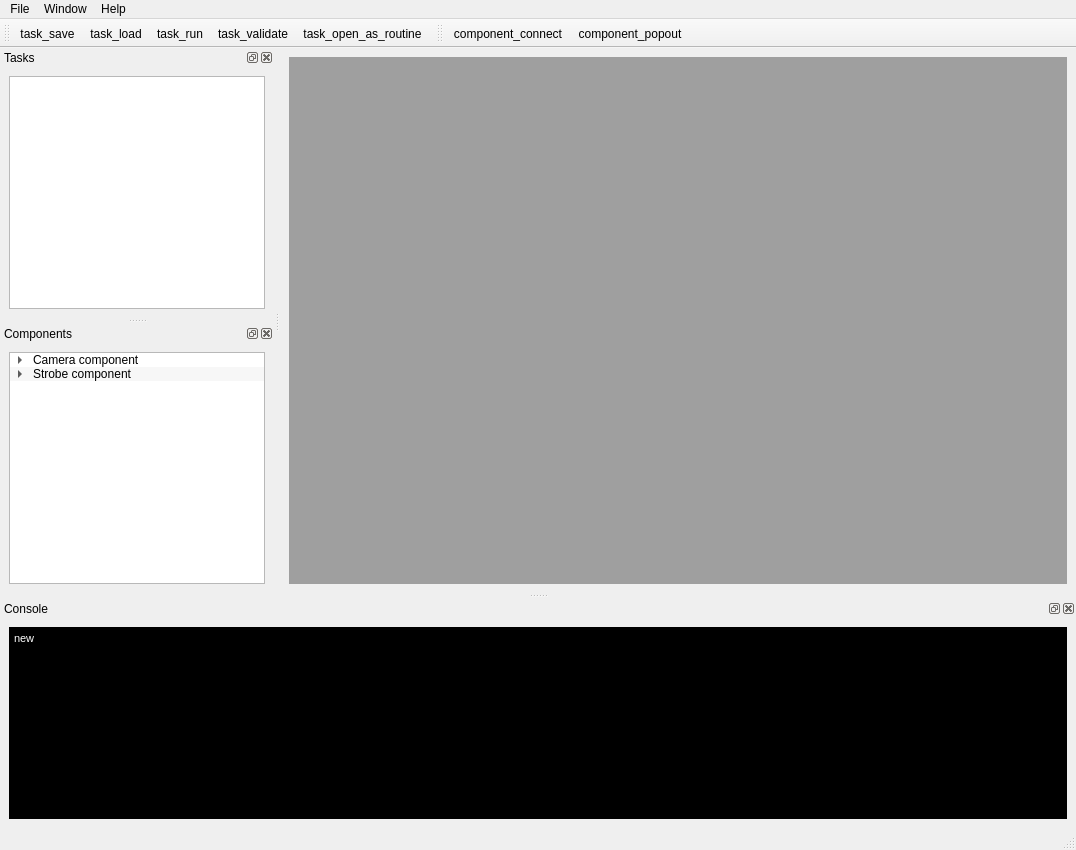
Above: autonimo/res/ui/autonimo_main_window.ui from autonimo/autonimo before the change. Below: the same form after it.
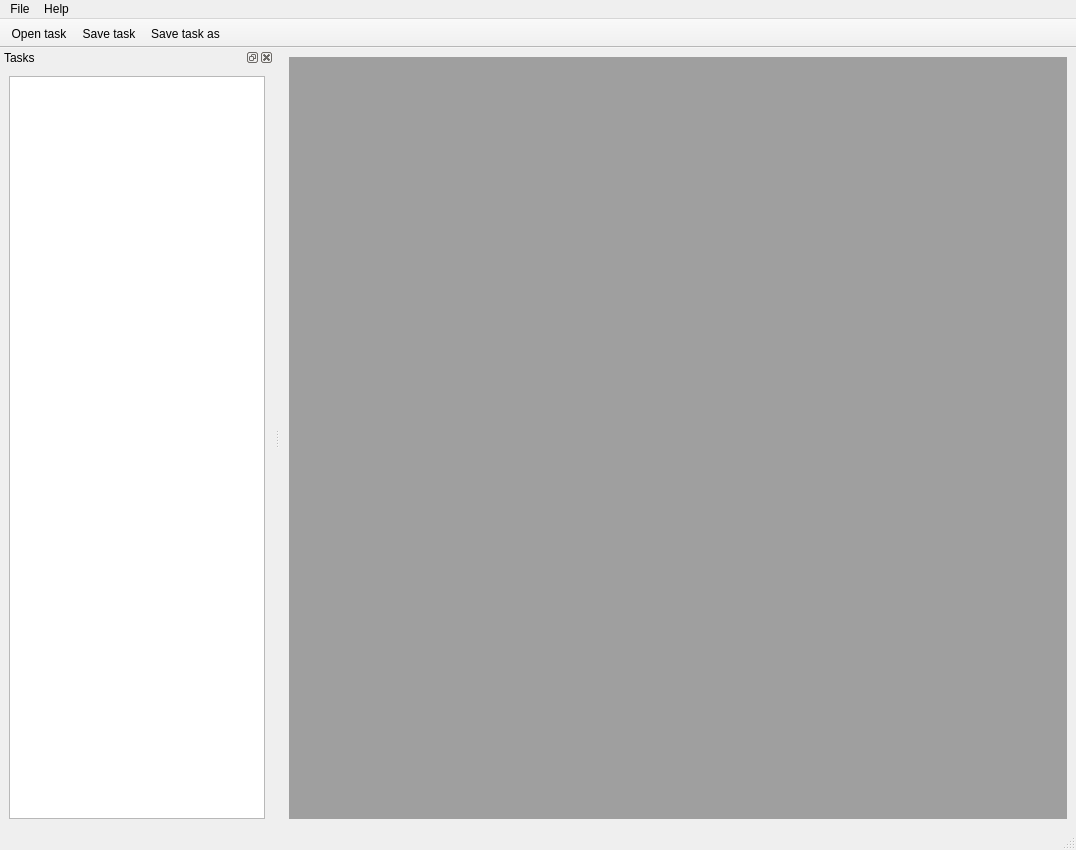
That is the form after the change. Icons and pictures are not drawn.

```diff
--- a/autonimo/res/ui/autonimo_main_window.ui
+++ b/autonimo/res/ui/autonimo_main_window.ui
@@ -22,30 +22,54 @@
   <widget class="QWidget" name="centralwidget">
    <layout class="QGridLayout" name="gridLayout">
     <item row="0" column="0">
-     <widget class="QMdiArea" name="mdiArea">
-      <property name="verticalScrollBarPolicy">
-       <enum>Qt::ScrollBarAsNeeded</enum>
-      </property>
-      <property name="horizontalScrollBarPolicy">
-       <enum>Qt::ScrollBarAsNeeded</enum>
-      </property>
-      <property name="viewMode">
-       <enum>QMdiArea::SubWindowView</enum>
-      </property>
-      <property name="documentMode">
-       <bool>true</bool>
-      </property>
-      <property name="tabsClosable">
-       <bool>true</bool>
-      </property>
-      <property name="tabsMovable">
-       <bool>true</bool>
-      </property>
-     </widget>
+     <widget class="QMdiArea" name="mdiArea"/>
     </item>
    </layout>
   </widget>
-  <widget class="QMenuBar" name="menubar">
+  <widget class="QStatusBar" name="statusbar"/>
+  <widget class="QDockWidget" name="dockWidget_tasks">
+   <property name="styleSheet">
+    <string notr="true"/>
+   </property>
+   <property name="windowTitle">
+    <string>Tasks</string>
+   </property>
+   <attribute name="dockWidgetArea">
+    <number>1</number>
+   </attribute>
+   <widget class="QWidget" name="dockWidgetContents_2">
+    <layout class="QGridLayout" name="gridLayout_6">
+     <item row="0" column="0">
+      <widget class="QTreeView" name="treeView_tasks_available">
+       <property name="editTriggers">
+        <set>QAbstractItemView::NoEditTriggers</set>
+       </property>
+      </widget>
+     </item>
+    </layout>
+   </widget>
+  </widget>
+  <widget class="QToolBar" name="toolBar">
+   <property name="windowTitle">
+    <string>toolBar</string>
+   </property>
+   <property name="movable">
+    <bool>false</bool>
+   </property>
+   <property name="floatable">
+    <bool>false</bool>
+   </property>
+   <attribute name="toolBarArea">
+    <enum>TopToolBarArea</enum>
+   </attribute>
+   <attribute name="toolBarBreak">
+    <bool>false</bool>
+   </attribute>
+   <addaction name="action_open_task"/>
+   <addaction name="action_save_task"/>
+   <addaction name="action_save_task_as"/>
+  </widget>
+  <widget class="QMenuBar" name="menuBar">
    <property name="geometry">
     <rect>
      <x>0</x>
@@ -58,273 +82,69 @@
     <property name="title">
      <string>File</string>
     </property>
-    <widget class="QMenu" name="menuNew">
-     <property name="title">
-      <string>New</string>
-     </property>
-     <addaction name="actionComponent"/>
-     <addaction name="actionTask"/>
-     <addaction name="actionRoutine"/>
-    </widget>
-    <widget class="QMenu" name="menuOpen">
-     <property name="title">
-      <string>Open</string>
-     </property>
-     <addaction name="actionTask_2"/>
-     <addaction name="actionComponent_2"/>
-     <addaction name="actionRoutine_2"/>
-    </widget>
-    <addaction name="menuNew"/>
-    <addaction name="menuOpen"/>
+    <addaction name="action_open_task"/>
+    <addaction name="action_save_task"/>
+    <addaction name="action_save_task_as"/>
+    <addaction name="separator"/>
+    <addaction name="action_exit"/>
    </widget>
    <widget class="QMenu" name="menuHelp">
     <property name="title">
      <string>Help</string>
     </property>
-   </widget>
-   <widget class="QMenu" name="menuView">
-    <property name="title">
-     <string>Window</string>
-    </property>
-    <addaction name="action_routine_editor"/>
+    <addaction name="action_about"/>
    </widget>
    <addaction name="menuFile"/>
-   <addaction name="menuView"/>
    <addaction name="menuHelp"/>
   </widget>
-  <widget class="QStatusBar" name="statusbar"/>
-  <widget class="QDockWidget" name="dockWidget_tasks">
-   <property name="styleSheet">
-    <string notr="true"/>
+  <action name="action_open_task">
+   <property name="icon">
+    <iconset resource="../autonimo.qrc">
+     <normaloff>:/img/folder-horizontal-open.png</normaloff>:/img/folder-horizontal-open.png</iconset>
    </property>
-   <property name="windowTitle">
-    <string>Tasks</string>
-   </property>
-   <attribute name="dockWidgetArea">
-    <number>1</number>
-   </attribute>
-   <widget class="QWidget" name="dockWidgetContents_2">
-    <layout class="QGridLayout" name="gridLayout_6">
-     <item row="0" column="0">
-      <widget class="QTreeView" name="treeView_tasks_available"/>
-     </item>
-    </layout>
-   </widget>
-  </widget>
-  <widget class="QDockWidget" name="dockWidget_3">
-   <property name="windowTitle">
-    <string>Components</string>
-   </property>
-   <attribute name="dockWidgetArea">
-    <number>1</number>
-   </attribute>
-   <widget class="QWidget" name="dockWidgetContents_3">
-    <layout class="QGridLayout" name="gridLayout_2">
-     <item row="0" column="0">
-      <widget class="QTreeWidget" name="treeWidget_3">
-       <property name="dragEnabled">
-        <bool>true</bool>
-       </property>
-       <property name="dragDropMode">
-        <enum>QAbstractItemView::DragDrop</enum>
-       </property>
-       <property name="defaultDropAction">
-        <enum>Qt::MoveAction</enum>
-       </property>
-       <property name="alternatingRowColors">
-        <bool>true</bool>
-       </property>
-       <attribute name="headerVisible">
-        <bool>false</bool>
-       </attribute>
-       <column>
-        <property name="text">
-         <string>Category</string>
-        </property>
-       </column>
-       <item>
-        <property name="text">
-         <string>Camera component</string>
-        </property>
-        <item>
-         <property name="text">
-          <string>Capture image</string>
-         </property>
-        </item>
-       </item>
-       <item>
-        <property name="text">
-         <string>Strobe component</string>
-        </property>
-        <item>
-         <property name="text">
-          <string>Power on/off</string>
-         </property>
-        </item>
-       </item>
-      </widget>
-     </item>
-    </layout>
-   </widget>
-  </widget>
-  <widget class="QToolBar" name="toolBar_3">
-   <property name="windowTitle">
-    <string>toolBar_3</string>
-   </property>
-   <attribute name="toolBarArea">
-    <enum>TopToolBarArea</enum>
-   </attribute>
-   <attribute name="toolBarBreak">
-    <bool>false</bool>
-   </attribute>
-   <addaction name="actionTask_save"/>
-   <addaction name="actionTask_load"/>
-   <addaction name="actionTask_run"/>
-   <addaction name="actionTask_validate"/>
-   <addaction name="actionTask_open_as_routine"/>
-  </widget>
-  <widget class="QDockWidget" name="dockWidget_console">
-   <property name="windowTitle">
-    <string>Console</string>
-   </property>
-   <attribute name="dockWidgetArea">
-    <number>8</number>
-   </attribute>
-   <widget class="QWidget" name="dockWidgetContents_5">
-    <layout class="QGridLayout" name="gridLayout_5">
-     <item row="0" column="0">
-      <widget class="QTextEdit" name="textEdit">
-       <property name="styleSheet">
-        <string notr="true">color: rgb(255, 255, 255);
-background-color: rgb(0, 0, 0);
-</string>
-       </property>
-       <property name="html">
-        <string>&lt;!DOCTYPE HTML PUBLIC &quot;-//W3C//DTD HTML 4.0//EN&quot; &quot;http://www.w3.org/TR/REC-html40/strict.dtd&quot;&gt;
-&lt;html&gt;&lt;head&gt;&lt;meta name=&quot;qrichtext&quot; content=&quot;1&quot; /&gt;&lt;style type=&quot;text/css&quot;&gt;
-p, li { white-space: pre-wrap; }
-&lt;/style&gt;&lt;/head&gt;&lt;body style=&quot; font-family:'MS Shell Dlg 2'; font-size:8.25pt; font-weight:400; font-style:normal;&quot;&gt;
-&lt;p style=&quot; margin-top:0px; margin-bottom:0px; margin-left:0px; margin-right:0px; -qt-block-indent:0; text-indent:0px;&quot;&gt;&lt;span style=&quot; font-size:8pt;&quot;&gt;new&lt;/span&gt;&lt;/p&gt;&lt;/body&gt;&lt;/html&gt;</string>
-       </property>
-      </widget>
-     </item>
-    </layout>
-   </widget>
-  </widget>
-  <widget class="QToolBar" name="toolBar">
-   <property name="windowTitle">
-    <string>toolBar</string>
-   </property>
-   <attribute name="toolBarArea">
-    <enum>TopToolBarArea</enum>
-   </attribute>
-   <attribute name="toolBarBreak">
-    <bool>false</bool>
-   </attribute>
-   <addaction name="actionComponent_connect"/>
-   <addaction name="actionComponent_popout"/>
-  </widget>
-  <action name="actionNew">
    <property name="text">
     <string>Open task...</string>
    </property>
-  </action>
-  <action name="action_routine_editor">
-   <property name="checkable">
-    <bool>true</bool>
+   <property name="toolTip">
+    <string>Open task</string>
    </property>
-   <property name="text">
-    <string>Routine Editor</string>
-   </property>
   </action>
-  <action name="actionOpen_component">
-   <property name="text">
-    <string>Open component...</string>
+  <action name="action_save_task">
+   <property name="icon">
+    <iconset resource="../autonimo.qrc">
+     <normaloff>:/img/disk.png</normaloff>:/img/disk.png</iconset>
    </property>
-  </action>
-  <action name="actionComponent">
    <property name="text">
-    <string>Component...</string>
+    <string>Save task</string>
    </property>
-  </action>
-  <action name="actionTask">
-   <property name="text">
-    <string>Task...</string>
+   <property name="toolTip">
+    <string>Save task</string>
    </property>
   </action>
-  <action name="actionRoutine">
-   <property name="text">
-    <string>Routine</string>
+  <action name="action_save_task_as">
+   <property name="icon">
+    <iconset resource="../autonimo.qrc">
+     <normaloff>:/img/disk-rename.png</normaloff>:/img/disk-rename.png</iconset>
    </property>
-  </action>
-  <action name="actionTask_2">
    <property name="text">
-    <string>Task</string>
+    <string>Save task as...</string>
    </property>
-  </action>
-  <action name="actionComponent_2">
-   <property name="text">
-    <string>Component</string>
+   <property name="toolTip">
+    <string>Save task as</string>
    </property>
   </action>
-  <action name="actionRoutine_2">
+  <action name="action_exit">
    <property name="text">
-    <string>Routine</string>
+    <string>Exit</string>
    </property>
   </action>
-  <action name="actionRoutine_run">
-   <property name="text">
-    <string>routine_run</string>
+  <action name="action_about">
+   <property name="icon">
+    <iconset resource="../autonimo.qrc">
+     <normaloff>:/img/balloon-smiley.png</normaloff>:/img/balloon-smiley.png</iconset>
    </property>
-  </action>
-  <action name="actionRoutine_save">
    <property name="text">
-    <string>routine_save</string>
-   </property>
-  </action>
-  <action name="actionRoutine_load">
-   <property name="text">
-    <string>routine_load</string>
-   </property>
-  </action>
-  <action name="actionRountine_validate">
-   <property name="text">
-    <string>rountine_validate</string>
-   </property>
-  </action>
-  <action name="actionTask_load">
-   <property name="text">
-    <string>task_load</string>
-   </property>
-  </action>
-  <action name="actionTask_save">
-   <property name="text">
-    <string>task_save</string>
-   </property>
-  </action>
-  <action name="actionTask_run">
-   <property name="text">
-    <string>task_run</string>
-   </property>
-  </action>
-  <action name="actionTask_validate">
-   <property name="text">
-    <string>task_validate</string>
-   </property>
-  </action>
-  <action name="actionTask_open_as_routine">
-   <property name="text">
-    <string>task_open_as_routine</string>
-   </property>
-  </action>
-  <action name="actionComponent_popout">
-   <property name="text">
-    <string>component_popout</string>
-   </property>
-  </action>
-  <action name="actionComponent_connect">
-   <property name="text">
-    <string>component_connect</string>
+    <string>About</string>
    </property>
   </action>
  </widget>
```
